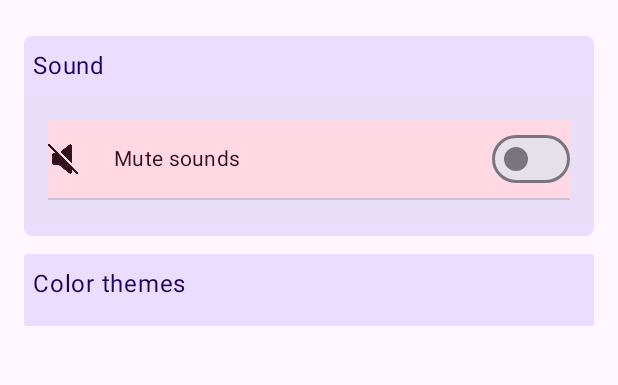
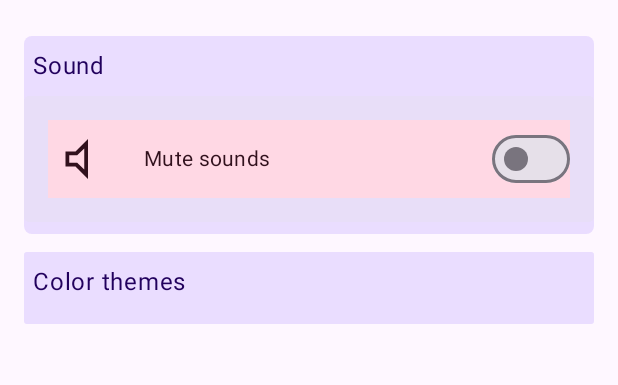
Before and after one commit to ToDoTurtle/ToDoTurtle-Android, an Android app built with Jetpack Compose: the screen it shows after launch (MainActivity), on a phone screen of 412 x 824 dp, the part 69-454 px from its top. Run offline under Robolectric (Android 15) with nearby library versions, the phone set to English and light mode, and no system bars.

Commit message:
refactor: change mute preference icon

```diff
--- a/app/src/main/java/com/eps/todoturtle/preferences/ui/PreferenceSwitch.kt
+++ b/app/src/main/java/com/eps/todoturtle/preferences/ui/PreferenceSwitch.kt
@@ -46,7 +46,7 @@ internal fun PreferenceSwitch(
                 Row(verticalAlignment = Alignment.CenterVertically) {
                     Icon(
                         painter = painterResource(id = icon),
-                        modifier = Modifier.size(20.dp),
+                        modifier = Modifier.size(40.dp),
                         contentDescription = stringResource(id = iconDesc),
                     )
                     Spacer(modifier = Modifier.width(8.dp))
@@ -65,7 +65,6 @@ internal fun PreferenceSwitch(
                     }
                 )
             }
-            Divider()
         }
     }
 }
--- a/app/src/main/java/com/eps/todoturtle/preferences/ui/PreferenceUI.kt
+++ b/app/src/main/java/com/eps/todoturtle/preferences/ui/PreferenceUI.kt
@@ -40,7 +40,7 @@ fun PreferenceUI(
                 R.string.category_sound
             ) {
                 PreferenceSwitch(
-                    icon = R.drawable.mute,
+                    icon = R.drawable.volume_mute,
                     iconDesc = R.string.mute_image_desc,
                     text = R.string.mute_desc,
                     checked = currentPreferences.mute,  // FIXME: Implement data store logic
--- /dev/null
+++ b/app/src/main/res/drawable/volume_mute.xml
@@ -0,0 +1,9 @@
+<vector xmlns:android="http://schemas.android.com/apk/res/android"
+    android:width="48dp"
+    android:height="48dp"
+    android:viewportWidth="960"
+    android:viewportHeight="960">
+  <path
+      android:fillColor="#FF000000"
+      android:pathData="M280,600L280,360h160l200,-200v640L440,600L280,600ZM340,540h127l113,109L580,312L467,420L340,420v120ZM459,480Z"/>
+</vector>
```
Also changed, not shown: app/src/main/res/drawable/mute.png (deleted).
